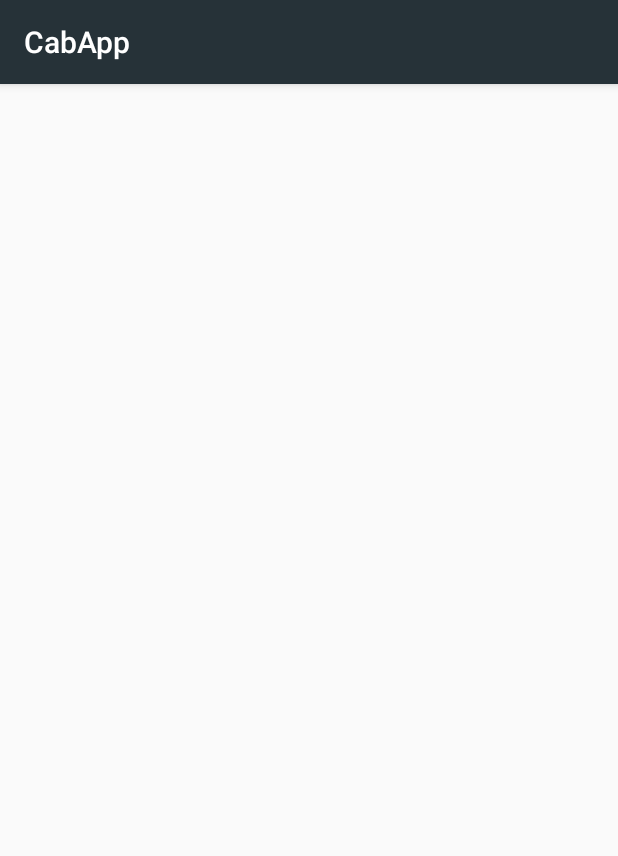
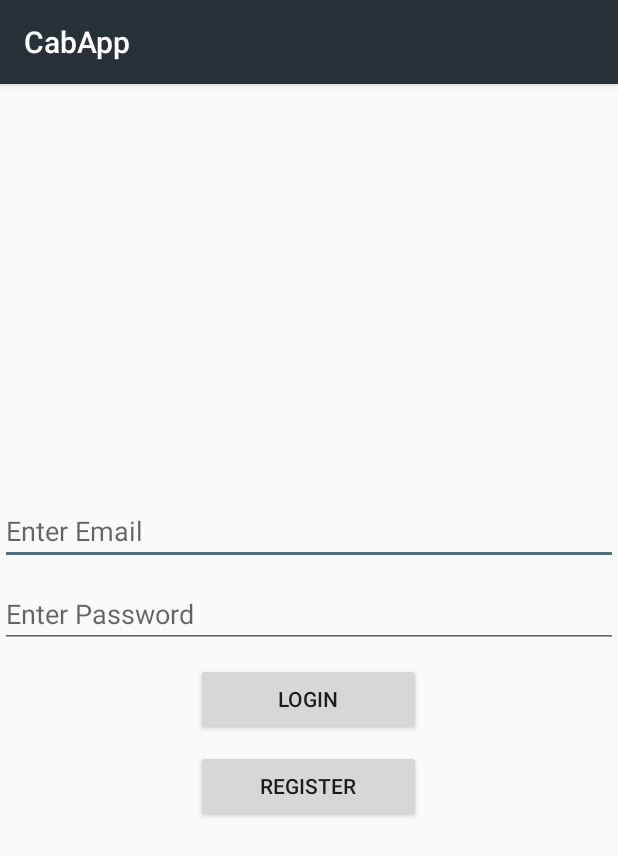
Before and after one commit to vimaldumdum/CabApp, an Android app: the screen it shows after launch (driverLogin), after a tap on "DRIVER", on a phone screen of 412 x 824 dp. Shown: the top 856 px of the screen. Run offline under Robolectric (Android 15) with nearby library versions, the phone set to English and light mode, and no system bars; our stand-ins replace Firebase (no records; nobody signed in at launch, a user with empty details on screens opened directly).

Commit message:
driver authentication done

```diff
--- a/app/src/main/AndroidManifest.xml
+++ b/app/src/main/AndroidManifest.xml
@@ -9,7 +9,8 @@
         android:roundIcon="@mipmap/ic_launcher_round"
         android:supportsRtl="true"
         android:theme="@style/AppTheme">
-        <activity android:name=".customerMap"></activity>
+        <activity android:name=".driverMap"></activity>
+        <activity android:name=".customerMap" />
         <activity android:name=".driverLogin" />
         <activity android:name=".customerLogin" />
         <activity android:name=".profileSelection" />
--- a/app/src/main/java/com/example/cabapp/driverLogin.java
+++ b/app/src/main/java/com/example/cabapp/driverLogin.java
@@ -1,14 +1,108 @@
 package com.example.cabapp;
 
+import androidx.annotation.NonNull;
 import androidx.appcompat.app.AppCompatActivity;
 
+import android.content.Intent;
 import android.os.Bundle;
+import android.util.Log;
+import android.view.View;
+import android.widget.Button;
+import android.widget.EditText;
+import android.widget.Toast;
+
+import com.google.android.gms.tasks.OnCompleteListener;
+import com.google.android.gms.tasks.Task;
+import com.google.firebase.auth.AuthResult;
+import com.google.firebase.auth.FirebaseAuth;
+import com.google.firebase.auth.FirebaseUser;
+import com.google.firebase.database.DatabaseReference;
+import com.google.firebase.database.FirebaseDatabase;
 
 public class driverLogin extends AppCompatActivity {
+
+    FirebaseAuth mAuth = FirebaseAuth.getInstance();
 
     @Override
     protected void onCreate(Bundle savedInstanceState) {
         super.onCreate(savedInstanceState);
         setContentView(R.layout.activity_driver_login);
+
+        Button login, register;
+        final EditText email, password;
+
+        login = findViewById(R.id.driverLogin);
+        register = findViewById(R.id.driverRegister);
+        email = findViewById(R.id.driverEmail);
+        password = findViewById(R.id.driverPassword);
+
+        register.setOnClickListener(new View.OnClickListener() {
+            @Override
+            public void onClick(View view) {
+
+                String emailString, passwordString;
+
+                emailString = email.getText().toString().trim();
+                passwordString = password.getText().toString().trim();
+
+                mAuth.createUserWithEmailAndPassword(emailString, passwordString).addOnCompleteListener(new OnCompleteListener<AuthResult>() {
+                    @Override
+                    public void onComplete(@NonNull Task<AuthResult> task) {
+
+                        if (!task.isSuccessful()) {
+
+                            Toast.makeText(driverLogin.this, "Something went wrong", Toast.LENGTH_SHORT).show();
+                        } else {
+
+                            String userId = mAuth.getUid();
+
+                            DatabaseReference databaseReference = FirebaseDatabase.getInstance().getReference().child("users").child("driver").child(userId);
+                            databaseReference.setValue(true);
+                            updateUI();
+                        }
+                    }
+                });
+            }
+
+        });
+
+        login.setOnClickListener(new View.OnClickListener() {
+            @Override
+            public void onClick(View view) {
+
+                String emailString, passwordString;
+
+                emailString = email.getText().toString().trim();
+                passwordString = password.getText().toString().trim();
+
+                mAuth.signInWithEmailAndPassword(emailString, passwordString).addOnCompleteListener(new OnCompleteListener<AuthResult>() {
+                    @Override
+                    public void onComplete(@NonNull Task<AuthResult> task) {
+
+                        if (!task.isSuccessful()) {
+
+                            Toast.makeText(driverLogin.this, "Something went wrong", Toast.LENGTH_SHORT).show();
+                        } else {
+
+                            updateUI();
+                        }
+                    }
+                });
+            }
+        });
+    }
+
+    public void updateUI() {
+
+        Intent driverMapIntent = new Intent(driverLogin.this, driverMap.class);
+        startActivity(driverMapIntent);
+    }
+
+    @Override
+    protected void onStart() {
+        super.onStart();
+        FirebaseUser user = mAuth.getCurrentUser();
+        if(user!=null)
+            updateUI();
     }
 }
--- a/app/src/main/res/layout/activity_driver_login.xml
+++ b/app/src/main/res/layout/activity_driver_login.xml
@@ -1,9 +1,42 @@
 <?xml version="1.0" encoding="utf-8"?>
-<androidx.constraintlayout.widget.ConstraintLayout xmlns:android="http://schemas.android.com/apk/res/android"
+<LinearLayout xmlns:android="http://schemas.android.com/apk/res/android"
     xmlns:app="http://schemas.android.com/apk/res-auto"
     xmlns:tools="http://schemas.android.com/tools"
     android:layout_width="match_parent"
     android:layout_height="match_parent"
-    tools:context=".driverLogin">
+    tools:context=".driverLogin"
+    android:gravity="center"
+    android:orientation="vertical">
 
-</androidx.constraintlayout.widget.ConstraintLayout>
+    <EditText
+        android:id="@+id/driverEmail"
+        android:layout_width="match_parent"
+        android:layout_height="wrap_content"
+        android:ems="10"
+        android:hint="Enter Email"
+        android:inputType="textEmailAddress" />
+
+    <EditText
+        android:id="@+id/driverPassword"
+        android:layout_width="match_parent"
+        android:layout_height="wrap_content"
+        android:layout_marginTop="10sp"
+        android:ems="10"
+        android:hint="Enter Password"
+        android:inputType="textPassword" />
+
+    <Button
+        android:id="@+id/driverLogin"
+        android:layout_width="150sp"
+        android:layout_height="wrap_content"
+        android:layout_marginTop="10sp"
+        android:text="Login" />
+
+    <Button
+        android:id="@+id/driverRegister"
+        android:layout_width="150sp"
+        android:layout_height="wrap_content"
+        android:layout_marginTop="10sp"
+        android:text="register" />
+
+</LinearLayout>
```
Also changed, not shown: app/src/main/java/com/example/cabapp/customerMap.java (+23 -0 lines).
